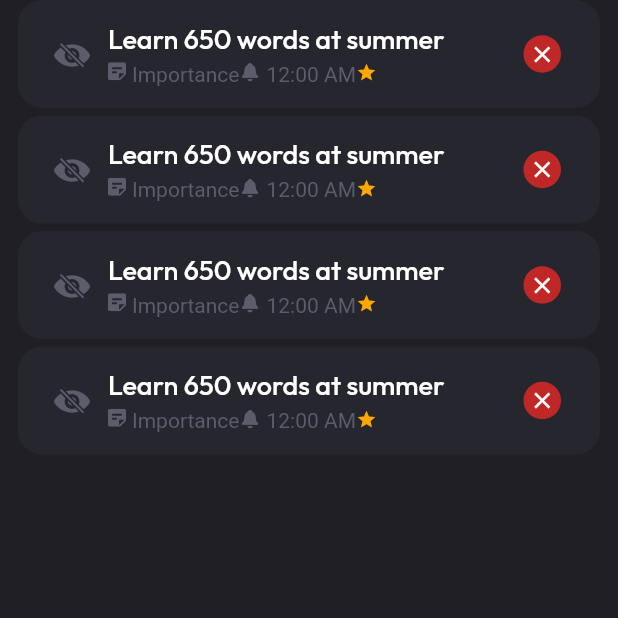
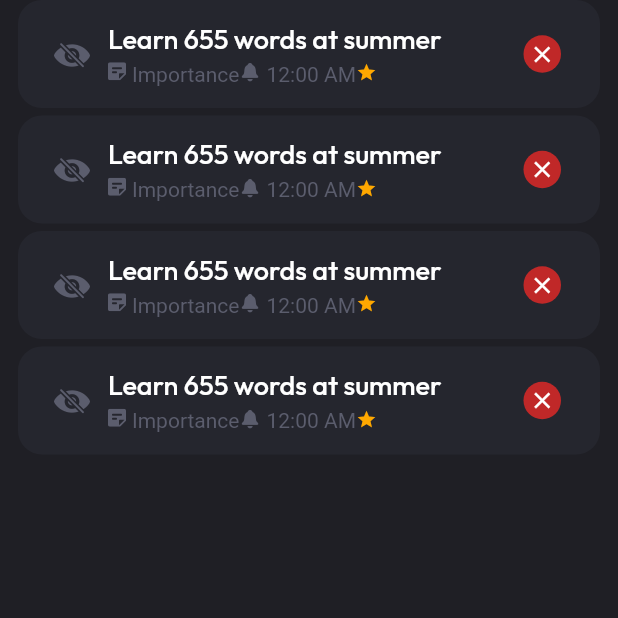
Before and after one commit to ericNygzarovich/wildeTodo, a Flutter app: the screen it shows after launch, on a phone screen of 412 x 824 dp, the top half of it. Run offline on Flutter 3.47's test engine with Material 2 defaults, Android fonts, the phone set to English and light mode, and no system bars; our stand-ins replace equatable, flutter_svg.

Commit message:
i hope what is it last changes in this widget

```diff
--- a/lib/modules/tasks/widgets/task.dart
+++ b/lib/modules/tasks/widgets/task.dart
@@ -62,7 +62,7 @@ class Task extends StatelessWidget {
               mainAxisAlignment: MainAxisAlignment.center,
               children: [
                 Text(
-                  'Learn 650 words at summer',
+                  'Learn 655 words at summer',
                   textAlign: TextAlign.start,
                   style: context.theme.typeface.body2.medium.copyWith(
                     color: context.theme.palette.grayscale.g6,
```
